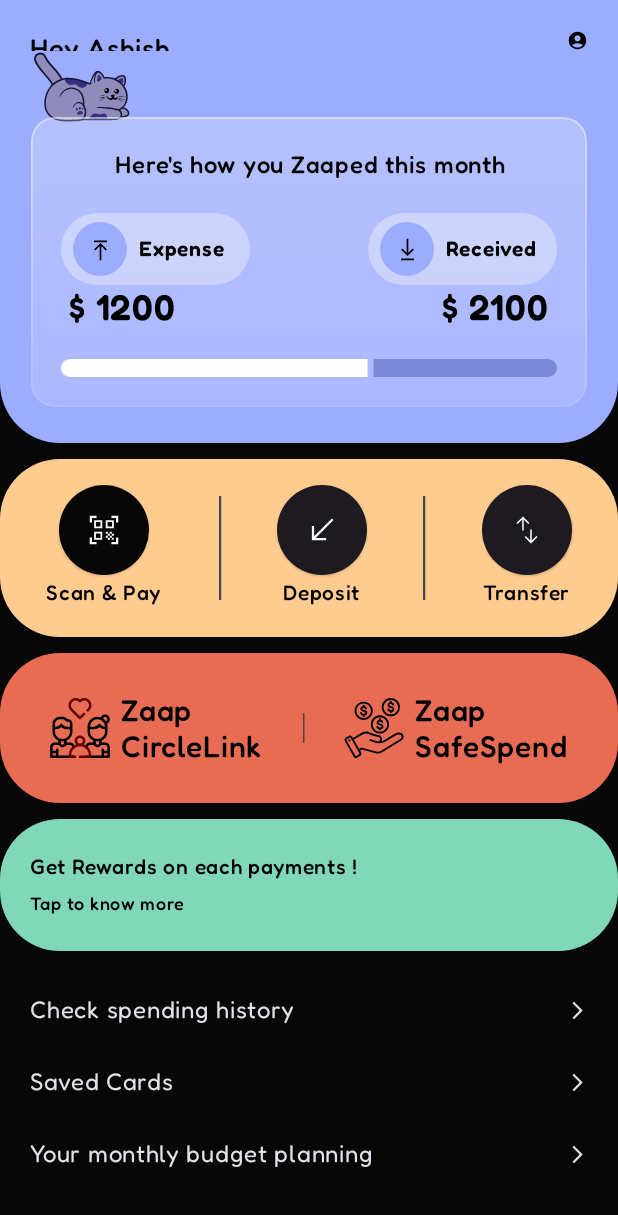
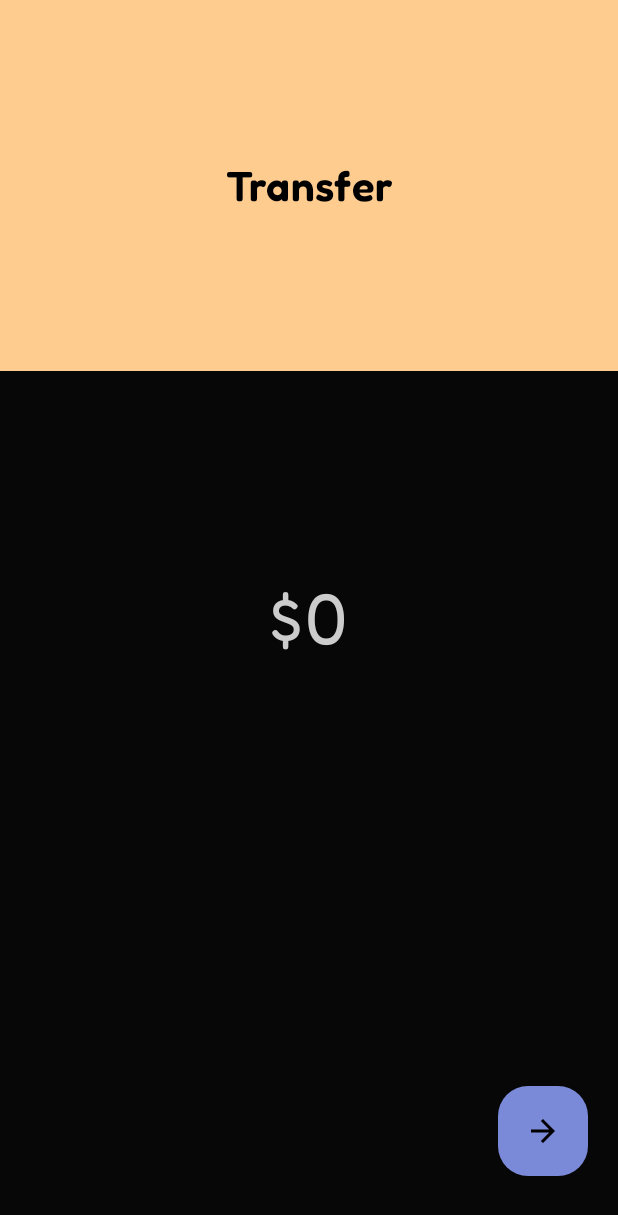
Before and after one commit to amitrajeet7635/Zaap, an Android app built with Jetpack Compose: the screen it shows after launch (MainActivity), after a tap on "transfer", on a phone screen of 412 x 824 dp. Shown: the top 1215 px of the screen. Run offline under Robolectric (Android 15) with nearby library versions, the light colour scheme and no system bars; our stand-ins replace Dagger/Hilt's generated code; 1 other tap on this screen came first.

Commit message:
Added TransferMoney Page

```diff
--- a/Zaap-Android/app/src/main/java/com/zaap/app/navigation/Navigation.kt
+++ b/Zaap-Android/app/src/main/java/com/zaap/app/navigation/Navigation.kt
@@ -13,7 +13,9 @@ import com.zaap.app.presentation.features.TransferMoney
 fun Navigation(modifier: Modifier = Modifier, navHostController: NavHostController) {
     NavHost(navController = navHostController, startDestination = "Home") {
         composable("Home") {
-            HomePage(modifier = modifier)
+            HomePage( modifier = modifier,
+                navHostController
+            )
         }
         composable("TransferMoney") {
             TransferMoney()
--- a/Zaap-Android/app/src/main/java/com/zaap/app/presentation/HomePage.kt
+++ b/Zaap-Android/app/src/main/java/com/zaap/app/presentation/HomePage.kt
@@ -57,6 +57,8 @@ import androidx.compose.ui.text.style.TextAlign
 import androidx.compose.ui.unit.Dp
 import androidx.compose.ui.unit.dp
 import androidx.compose.ui.unit.sp
+import androidx.navigation.NavHostController
+import androidx.navigation.NavOptions
 import com.airbnb.lottie.compose.LottieAnimation
 import com.airbnb.lottie.compose.LottieCompositionSpec
 import com.airbnb.lottie.compose.LottieConstants
@@ -66,7 +68,7 @@ import com.zaap.app.ui.theme.MatteBlack
 import com.zaap.app.ui.theme.fredokaSemiExpanded
 
 @Composable
-fun HomePage(modifier: Modifier = Modifier) {
+fun HomePage(modifier: Modifier = Modifier, navHostController: NavHostController) {
     val statusBarHeightDp = with(LocalDensity.current) {
         WindowInsets.statusBars.getTop(this).toDp()
     }
@@ -85,7 +87,7 @@ fun HomePage(modifier: Modifier = Modifier) {
         }
 
         item {
-            QuickActions()
+            QuickActions(Modifier.padding(vertical = 5.dp), navHostController)
         }
 
         item {
@@ -312,7 +314,7 @@ fun Card(modifier: Modifier = Modifier) {
 }
 
 @Composable
-fun QuickActions(modifier: Modifier = Modifier.padding(vertical = 5.dp)) {
+fun QuickActions(modifier: Modifier = Modifier, navHostController: NavHostController) {
     Box(
         modifier = modifier
             .fillMaxWidth()
@@ -385,7 +387,7 @@ fun QuickActions(modifier: Modifier = Modifier.padding(vertical = 5.dp)) {
 
             Column(horizontalAlignment = Alignment.CenterHorizontally) {
                 ElevatedButton(
-                    onClick = {},
+                    onClick = {navHostController.navigate("TransferMoney")},
                     shape = ButtonDefaults.elevatedShape,
                     modifier = Modifier.size(60.dp),
                     contentPadding = PaddingValues(0.dp)
--- a/Zaap-Android/app/src/main/java/com/zaap/app/presentation/features/TranferMoney.kt
+++ /dev/null
@@ -1,9 +0,0 @@
-package com.zaap.app.presentation.features
-
-import androidx.compose.runtime.Composable
-import androidx.compose.ui.Modifier
-
-@Composable
-fun TransferMoney(modifier: Modifier = Modifier) {
-
-}
--- /dev/null
+++ b/Zaap-Android/app/src/main/java/com/zaap/app/presentation/features/TransferMoney.kt
@@ -0,0 +1,115 @@
+package com.zaap.app.presentation.features
+
+import androidx.compose.foundation.Image
+import androidx.compose.foundation.background
+import androidx.compose.foundation.clickable
+import androidx.compose.foundation.layout.Box
+import androidx.compose.foundation.layout.fillMaxHeight
+import androidx.compose.foundation.layout.fillMaxSize
+import androidx.compose.foundation.layout.fillMaxWidth
+import androidx.compose.foundation.layout.padding
+import androidx.compose.foundation.layout.size
+import androidx.compose.foundation.shape.RoundedCornerShape
+import androidx.compose.foundation.text.BasicTextField
+import androidx.compose.foundation.text.KeyboardOptions
+import androidx.compose.material.icons.Icons
+import androidx.compose.material.icons.automirrored.filled.ArrowForward
+import androidx.compose.material3.Text
+import androidx.compose.runtime.Composable
+import androidx.compose.runtime.getValue
+import androidx.compose.runtime.mutableStateOf
+import androidx.compose.runtime.remember
+import androidx.compose.runtime.setValue
+import androidx.compose.ui.Alignment
+import androidx.compose.ui.Modifier
+import androidx.compose.ui.draw.clip
+import androidx.compose.ui.graphics.Color
+import androidx.compose.ui.graphics.SolidColor
+import androidx.compose.ui.text.font.FontWeight
+import androidx.compose.ui.text.input.ImeAction
+import androidx.compose.ui.text.input.KeyboardType
+import androidx.compose.ui.text.style.TextAlign
+import androidx.compose.ui.unit.dp
+import androidx.compose.ui.unit.sp
+
+@Composable
+fun TransferMoney(modifier: Modifier = Modifier) {
+
+    var amount by remember { mutableStateOf("") }
+
+    Box(modifier = modifier.fillMaxSize()) {
+        Box(modifier = Modifier
+            .fillMaxWidth()
+            .fillMaxHeight(0.3f)
+            .background(Color(0xFFffcc90)), contentAlignment = Alignment.Center) {
+
+            Text(
+                "Transfer",
+                fontSize = 28.sp,
+                fontWeight = FontWeight.SemiBold,
+                color = Color.Black,
+                textAlign = TextAlign.Center
+            )
+
+        }
+
+        Box(modifier = Modifier.fillMaxSize(), contentAlignment = Alignment.Center) {
+                AmountInputField(amount = amount, onValueChange = { amount = it })
+        }
+
+        Box(modifier = Modifier.fillMaxSize()){
+            DoneButton(modifier = Modifier.align(Alignment.BottomEnd).padding(20.dp).padding(bottom = 20.dp))
+        }}
+}
+
+@Composable
+fun AmountInputField(amount: String, onValueChange: (String) -> Unit) {
+    BasicTextField(
+        value = amount,
+        onValueChange = {
+            // Accept only digits (optional)
+            if (it.all { char -> char.isDigit() }) {
+                onValueChange(it)
+            }
+        },
+        singleLine = true,
+        keyboardOptions = KeyboardOptions(
+            keyboardType = KeyboardType.Number,
+            imeAction = ImeAction.Done
+        ),
+        textStyle = androidx.compose.ui.text.TextStyle(
+            fontSize = 48.sp,
+            fontWeight = FontWeight.Normal,
+            color = Color.LightGray,
+            textAlign = TextAlign.Center
+        ),
+        cursorBrush = SolidColor(Color.LightGray),
+        modifier = Modifier
+            .fillMaxWidth()
+            .padding(vertical = 16.dp),
+        decorationBox = { innerTextField ->
+            Box(
+                modifier = Modifier.fillMaxWidth(),
+                contentAlignment = Alignment.Center
+            ) {
+                if (amount.isEmpty()) {
+                    Text(
+                        text = "$0",
+                        fontSize = 48.sp,
+                        fontWeight = FontWeight.Normal,
+                        color = Color.LightGray
+                    )
+                }
+                innerTextField()
+            }
+        }
+    )
+}
+
+
+@Composable
+fun DoneButton(modifier: Modifier = Modifier) {
+    Box(modifier = modifier.clip(RoundedCornerShape(20.dp)).clickable{}.background(Color(0xFF7A89D8)).size(60.dp), contentAlignment = Alignment.Center){
+        Image((Icons.AutoMirrored.Filled.ArrowForward), contentDescription = "Done")
+    }
+}
```
